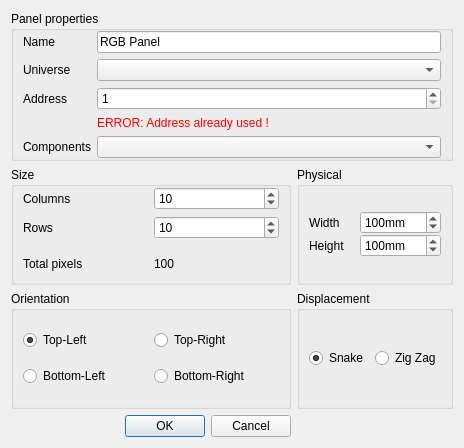
Above: ui/src/addrgbpanel.ui from mcallegari/qlcplus before the change. Below: the same form after it.
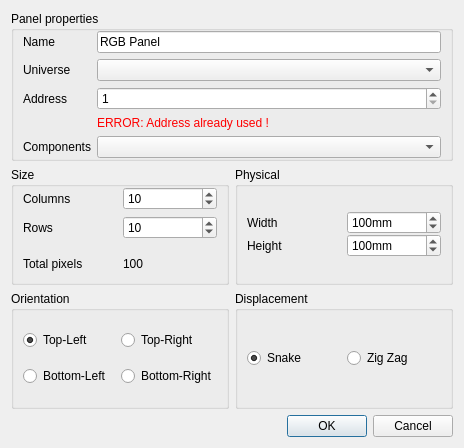
That is the form after the change. Icons and pictures are not drawn.

Commit message: UI/AddRGBPanel: minor improvement to the OK/Cancel layout

Patch:
```diff
--- a/ui/src/addrgbpanel.ui
+++ b/ui/src/addrgbpanel.ui
@@ -131,16 +131,6 @@
      </layout>
     </widget>
    </item>
-   <item row="4" column="0">
-    <widget class="QDialogButtonBox" name="buttonBox">
-     <property name="orientation">
-      <enum>Qt::Horizontal</enum>
-     </property>
-     <property name="standardButtons">
-      <set>QDialogButtonBox::Cancel|QDialogButtonBox::Ok</set>
-     </property>
-    </widget>
-   </item>
    <item row="1" column="1">
     <widget class="QGroupBox" name="groupBox_5">
      <property name="title">
@@ -312,6 +302,16 @@
      </layout>
     </widget>
    </item>
+   <item row="4" column="0" colspan="2">
+    <widget class="QDialogButtonBox" name="buttonBox">
+     <property name="orientation">
+      <enum>Qt::Horizontal</enum>
+     </property>
+     <property name="standardButtons">
+      <set>QDialogButtonBox::Cancel|QDialogButtonBox::Ok</set>
+     </property>
+    </widget>
+   </item>
   </layout>
  </widget>
  <resources>
```
